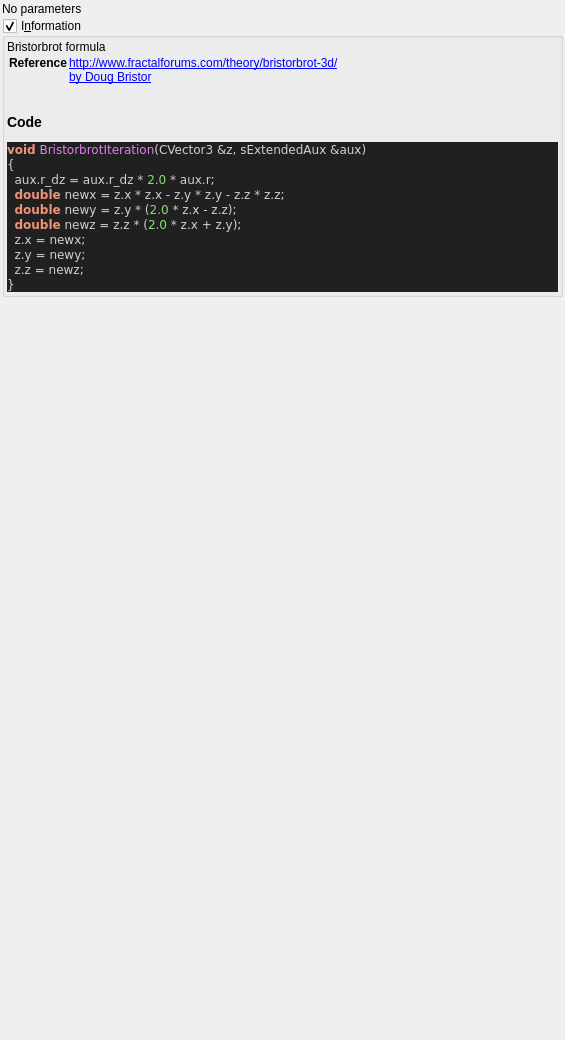
Above: mandelbulber2/qt_data/fractal_bristorbrot.ui from buddhi1980/mandelbulber2 before the change. Below: the same form after it.
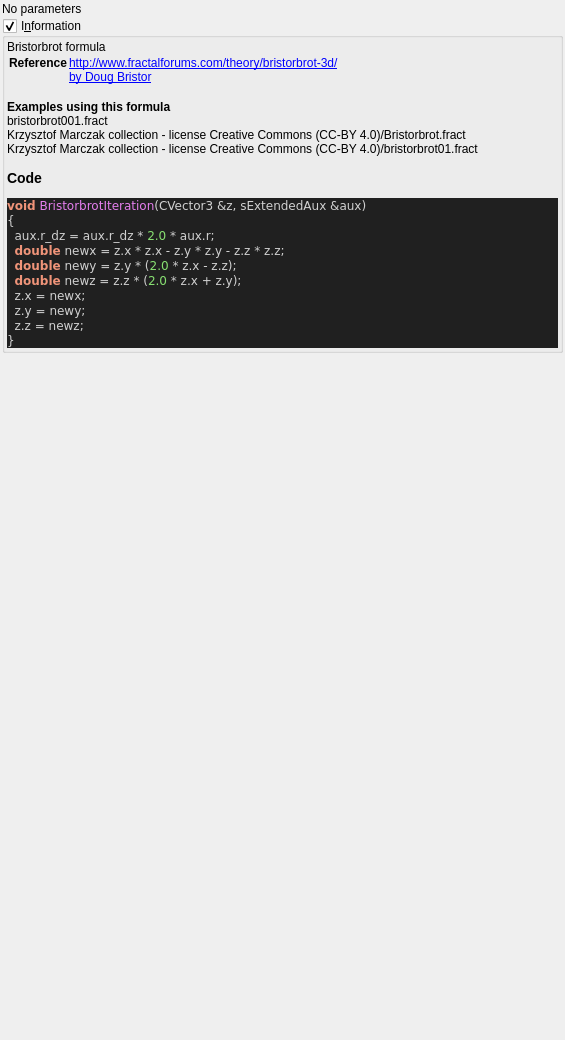
That is the form after the change. Custom widgets are drawn as their Qt base class.

Commit message:
ui information - added example occurrences
now every formula, which is used in an example file, will display a list
of the example files in the information box. A maximum of 5 occurences is
displayed.
The script also outputs, which formulas do not yet have any example
files.

Patch:
```diff
--- a/mandelbulber2/qt_data/fractal_bristorbrot.ui
+++ b/mandelbulber2/qt_data/fractal_bristorbrot.ui
@@ -71,7 +71,7 @@
 &lt;a href=&quot;by Doug Bristor&quot;&gt;by Doug Bristor&lt;br&gt;
 &lt;/td&gt;&lt;/tr&gt;
 &lt;/table&gt;
-&lt;h3&gt;Code&lt;/h3&gt;
+&lt;b&gt;Examples using this formula&lt;/b&gt;&lt;br&gt;bristorbrot001.fract&lt;br&gt;Krzysztof Marczak collection - license Creative Commons (CC-BY 4.0)/Bristorbrot.fract&lt;br&gt;Krzysztof Marczak collection - license Creative Commons (CC-BY 4.0)/bristorbrot01.fract&lt;h3&gt;Code&lt;/h3&gt;
 &lt;body style=&quot;background-color:#202020&quot;&gt;
 &lt;pre style=&quot;color:#d0d0d0; background-color:#202020;  font-family:'Courier New',monospace;&quot;&gt;&lt;span style=&quot;color:#f09479; font-weight:bold&quot;&gt;void&lt;/span&gt; &lt;span style=&quot;color:#e47eed&quot;&gt;BristorbrotIteration&lt;/span&gt;&lt;span style=&quot;color:#d0d0d0&quot;&gt;(&lt;/span&gt;CVector3 &lt;span style=&quot;color:#d0d0d0&quot;&gt;&amp;amp;&lt;/span&gt;z&lt;span style=&quot;color:#d0d0d0&quot;&gt;,&lt;/span&gt; sExtendedAux &lt;span style=&quot;color:#d0d0d0&quot;&gt;&amp;amp;&lt;/span&gt;aux&lt;span style=&quot;color:#d0d0d0&quot;&gt;)&lt;/span&gt;
 &lt;span style=&quot;color:#d0d0d0&quot;&gt;{&lt;/span&gt;
```
The commit also changes 59 other files.
